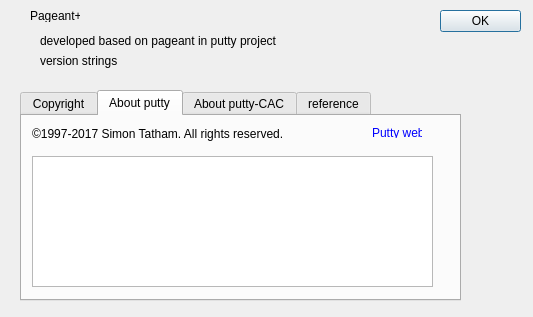
Qt form aboutdlg.ui (zmatsuo/pageant-) before a commit.
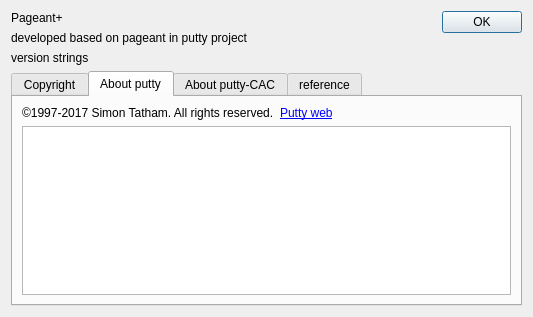
The same form after that commit. The open tabs and pages were chosen to show the change.

What changed in the file:
```diff
--- a/aboutdlg.ui
+++ b/aboutdlg.ui
@@ -13,63 +13,9 @@
   <property name="windowTitle">
    <string>About Pageant+</string>
   </property>
-  <widget class="QDialogButtonBox" name="buttonBox">
-   <property name="geometry">
-    <rect>
-     <x>440</x>
-     <y>10</y>
-     <width>81</width>
-     <height>41</height>
-    </rect>
-   </property>
-   <property name="orientation">
-    <enum>Qt::Vertical</enum>
-   </property>
-   <property name="standardButtons">
-    <set>QDialogButtonBox::Ok</set>
-   </property>
-   <property name="centerButtons">
-    <bool>false</bool>
-   </property>
-  </widget>
-  <widget class="QLabel" name="labelTitle">
-   <property name="geometry">
-    <rect>
-     <x>30</x>
-     <y>10</y>
-     <width>50</width>
-     <height>12</height>
-    </rect>
-   </property>
-   <property name="text">
-    <string>Pageant+</string>
-   </property>
-  </widget>
-  <widget class="QLabel" name="labelVersion">
-   <property name="geometry">
-    <rect>
-     <x>40</x>
-     <y>50</y>
-     <width>361</width>
-     <height>21</height>
-    </rect>
-   </property>
-   <property name="text">
-    <string>version strings</string>
-   </property>
-   <property name="wordWrap">
-    <bool>true</bool>
-   </property>
-  </widget>
+  <layout class="QGridLayout" name="gridLayout">
+   <item row="3" column="0" colspan="2">
   <widget class="QTabWidget" name="tabWidget">
-   <property name="geometry">
-    <rect>
-     <x>20</x>
-     <y>90</y>
-     <width>441</width>
-     <height>211</height>
-    </rect>
-   </property>
    <property name="currentIndex">
     <number>0</number>
    </property>
@@ -77,59 +23,30 @@
     <attribute name="title">
      <string>Copyright</string>
     </attribute>
+      <layout class="QGridLayout" name="gridLayout_2">
+       <item row="0" column="0">
     <widget class="QTextEdit" name="textEdit_2">
-     <property name="geometry">
-      <rect>
-       <x>10</x>
-       <y>10</y>
-       <width>401</width>
-       <height>161</height>
-      </rect>
-     </property>
      <property name="readOnly">
       <bool>true</bool>
      </property>
     </widget>
+       </item>
+      </layout>
    </widget>
    <widget class="QWidget" name="tab">
     <attribute name="title">
      <string>About putty</string>
     </attribute>
-    <widget class="QTextEdit" name="textEdit">
-     <property name="geometry">
-      <rect>
-       <x>10</x>
-       <y>40</y>
-       <width>401</width>
-       <height>131</height>
-      </rect>
-     </property>
-     <property name="readOnly">
-      <bool>true</bool>
-     </property>
-    </widget>
+      <layout class="QFormLayout" name="formLayout">
+       <item row="0" column="0">
     <widget class="QLabel" name="labelCopyright">
-     <property name="geometry">
-      <rect>
-       <x>10</x>
-       <y>10</y>
-       <width>271</width>
-       <height>16</height>
-      </rect>
-     </property>
      <property name="text">
       <string>©1997-2017 Simon Tatham. All rights reserved.</string>
      </property>
     </widget>
+       </item>
+       <item row="0" column="1">
     <widget class="QLabel" name="label">
-     <property name="geometry">
-      <rect>
-       <x>350</x>
-       <y>10</y>
-       <width>50</width>
-       <height>12</height>
-      </rect>
-     </property>
      <property name="toolTip">
       <string>https://www.chiark.greenend.org.uk/~sgtatham/putty/</string>
      </property>
@@ -140,20 +57,23 @@
       <bool>true</bool>
      </property>
     </widget>
+       </item>
+       <item row="1" column="0" colspan="2">
+        <widget class="QTextEdit" name="textEdit">
+         <property name="readOnly">
+          <bool>true</bool>
+         </property>
+        </widget>
+       </item>
+      </layout>
    </widget>
    <widget class="QWidget" name="tab_4">
     <attribute name="title">
      <string>About putty-CAC</string>
     </attribute>
+      <layout class="QFormLayout" name="formLayout_2">
+       <item row="0" column="0">
     <widget class="QLabel" name="label_4">
-     <property name="geometry">
-      <rect>
-       <x>20</x>
-       <y>20</y>
-       <width>151</width>
-       <height>16</height>
-      </rect>
-     </property>
      <property name="toolTip">
       <string>http://hp.vector.co.jp/authors/VA024651/PuTTYkj.html</string>
      </property>
@@ -164,15 +84,9 @@
       <bool>true</bool>
      </property>
     </widget>
+       </item>
+       <item row="1" column="0">
     <widget class="QLabel" name="label_5">
-     <property name="geometry">
-      <rect>
-       <x>20</x>
-       <y>40</y>
-       <width>381</width>
-       <height>111</height>
-      </rect>
-     </property>
      <property name="mouseTracking">
       <bool>false</bool>
      </property>
@@ -183,20 +97,16 @@
       <bool>true</bool>
      </property>
     </widget>
+       </item>
+      </layout>
    </widget>
    <widget class="QWidget" name="tab_3">
     <attribute name="title">
      <string>reference</string>
     </attribute>
+      <layout class="QFormLayout" name="formLayout_3">
+       <item row="0" column="0">
     <widget class="QLabel" name="label_6">
-     <property name="geometry">
-      <rect>
-       <x>20</x>
-       <y>10</y>
-       <width>351</width>
-       <height>161</height>
-      </rect>
-     </property>
      <property name="text">
       <string>label</string>
      </property>
@@ -207,17 +117,13 @@
       <bool>true</bool>
      </property>
     </widget>
-   </widget>
-  </widget>
+       </item>
+      </layout>
+     </widget>
+    </widget>
+   </item>
+   <item row="1" column="0">
   <widget class="QLabel" name="labeldetail">
-   <property name="geometry">
-    <rect>
-     <x>40</x>
-     <y>30</y>
-     <width>361</width>
-     <height>21</height>
-    </rect>
-   </property>
    <property name="text">
     <string>developed based on pageant in putty project</string>
    </property>
@@ -225,6 +131,38 @@
     <bool>true</bool>
    </property>
   </widget>
+   </item>
+   <item row="0" column="0">
+    <widget class="QLabel" name="labelTitle">
+     <property name="text">
+      <string>Pageant+</string>
+     </property>
+    </widget>
+   </item>
+   <item row="2" column="0">
+    <widget class="QLabel" name="labelVersion">
+     <property name="text">
+      <string>version strings</string>
+     </property>
+     <property name="wordWrap">
+      <bool>true</bool>
+     </property>
+    </widget>
+   </item>
+   <item row="0" column="1" rowspan="2">
+    <widget class="QDialogButtonBox" name="buttonBox">
+     <property name="orientation">
+      <enum>Qt::Vertical</enum>
+     </property>
+     <property name="standardButtons">
+      <set>QDialogButtonBox::Ok</set>
+     </property>
+     <property name="centerButtons">
+      <bool>false</bool>
+     </property>
+    </widget>
+   </item>
+  </layout>
  </widget>
  <resources/>
  <connections>
```
Lines whose indentation alone changed are shown as unchanged.
